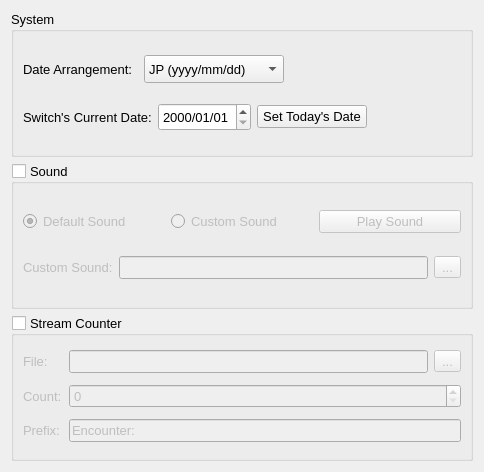
brianuuu/AutoControllerHelper, file smartprogramsetting.ui: the form before one commit.
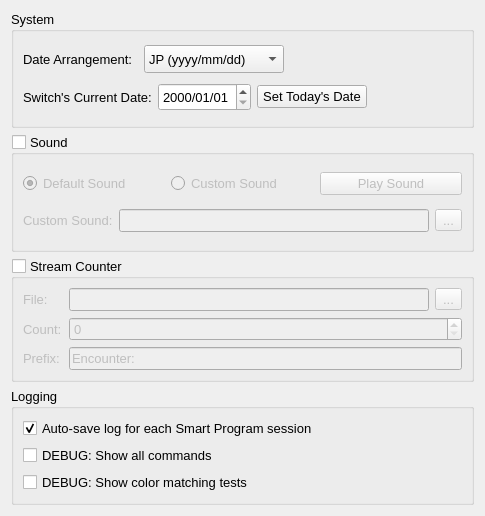
The form after the commit.

Commit message: Moved logging settings to SmartProgramSetting UI

The edit to the form file:
```diff
--- a/smartprogramsetting.ui
+++ b/smartprogramsetting.ui
@@ -6,8 +6,8 @@
    <rect>
     <x>0</x>
     <y>0</y>
-    <width>484</width>
-    <height>472</height>
+    <width>485</width>
+    <height>516</height>
    </rect>
   </property>
   <property name="font">
@@ -345,6 +345,39 @@
      </layout>
     </widget>
    </item>
+   <item>
+    <widget class="QGroupBox" name="groupBox_2">
+     <property name="title">
+      <string>Logging</string>
+     </property>
+     <layout class="QVBoxLayout" name="verticalLayout_5">
+      <item>
+       <widget class="QCheckBox" name="CB_LogSave">
+        <property name="text">
+         <string>Auto-save log for each Smart Program session</string>
+        </property>
+        <property name="checked">
+         <bool>true</bool>
+        </property>
+       </widget>
+      </item>
+      <item>
+       <widget class="QCheckBox" name="CB_LogDebugCommands">
+        <property name="text">
+         <string>DEBUG: Show all commands</string>
+        </property>
+       </widget>
+      </item>
+      <item>
+       <widget class="QCheckBox" name="CB_LogDebugColor">
+        <property name="text">
+         <string>DEBUG: Show color matching tests</string>
+        </property>
+       </widget>
+      </item>
+     </layout>
+    </widget>
+   </item>
   </layout>
  </widget>
  <resources/>
```
The commit also changes 5 other files.
